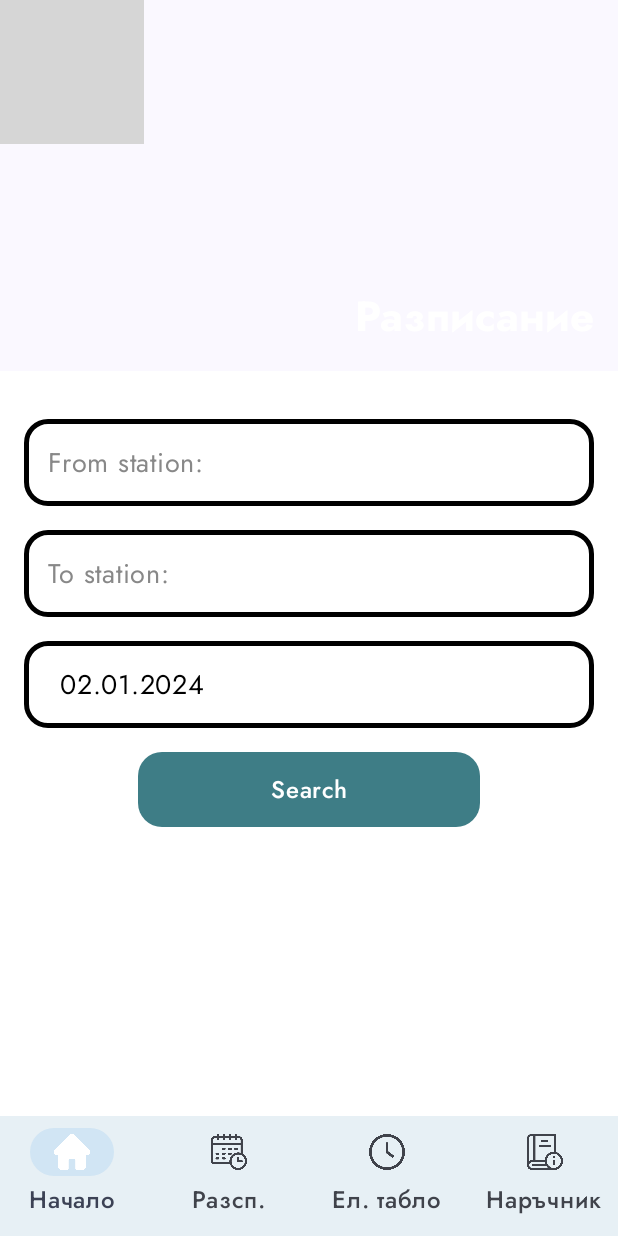
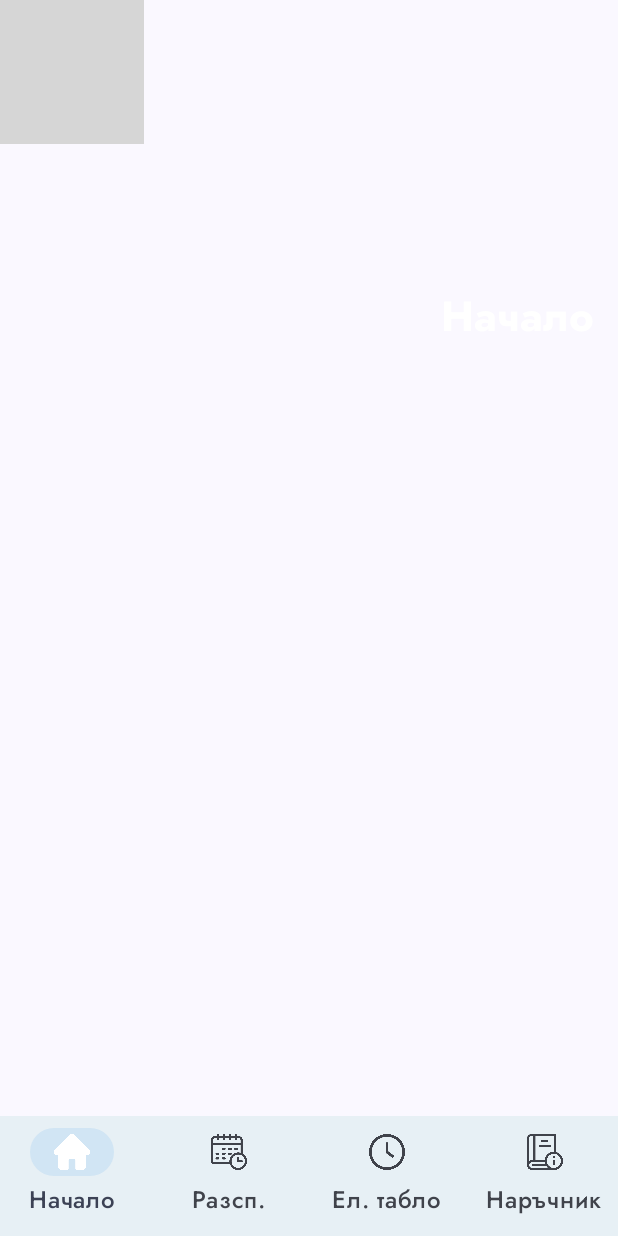
Before and after one commit to tgarmenliev/vlak_app_test, an Android app built with Jetpack Compose: the screen it shows after launch (MainActivity), on a phone screen of 412 x 824 dp. Run offline under Robolectric (Android 15) with nearby library versions, the phone set to English and light mode, and no system bars; grey boxes are pictures that could not be loaded.

Commit message:
Make homescreen

```diff
--- a/app/src/main/java/com/example/vlak_app_test/MainActivity.kt
+++ b/app/src/main/java/com/example/vlak_app_test/MainActivity.kt
@@ -23,6 +23,7 @@ import com.example.vlak_app_test.ui.composables.MakeBottomBar
 import com.example.vlak_app_test.ui.composables.MakeTopBar
 import com.example.vlak_app_test.ui.guide.CarouselScreen
 import com.example.vlak_app_test.ui.guide.MakeGuideScreen
+import com.example.vlak_app_test.ui.home.MakeHomescreen
 import com.example.vlak_app_test.ui.live.MakeLiveScreen
 import com.example.vlak_app_test.ui.live.MakeLiveSearchScreen
 import com.example.vlak_app_test.ui.live.sampleLiveInfo
@@ -161,8 +162,9 @@ class MainActivity : ComponentActivity() {
                     }
                 ) {
                     //MakeGuideScreen(data = sampleGuideInfo)
-                    MakeScheduleScreenSearch()
+                    //MakeScheduleScreenSearch()
                     //MakeLiveSearchScreen()
+                    MakeHomescreen()
                 }
 
 //                Scaffold(
--- /dev/null
+++ b/app/src/main/java/com/example/vlak_app_test/ui/home/Homescreen.kt
@@ -0,0 +1,27 @@
+package com.example.vlak_app_test.ui.home
+
+import androidx.compose.foundation.layout.Column
+import androidx.compose.foundation.layout.fillMaxHeight
+import androidx.compose.foundation.layout.fillMaxWidth
+import androidx.compose.runtime.Composable
+import androidx.compose.ui.Modifier
+import androidx.compose.ui.graphics.painter.Painter
+import androidx.compose.ui.res.painterResource
+import com.example.vlak_app_test.R
+import com.example.vlak_app_test.ui.composables.MakeImageHeader
+
+@Composable
+fun MakeHomescreen(
+    modifier: Modifier = Modifier,
+) {
+    Column(
+        modifier = modifier
+            .fillMaxWidth()
+    ) {
+        MakeImageHeader(
+            text = "Начало",
+            image = painterResource(id = R.drawable.home_back2),
+            modifier = Modifier.fillMaxHeight(0.3f)
+        )
+    }
+}
```
Also changed, not shown: 2 other files.
